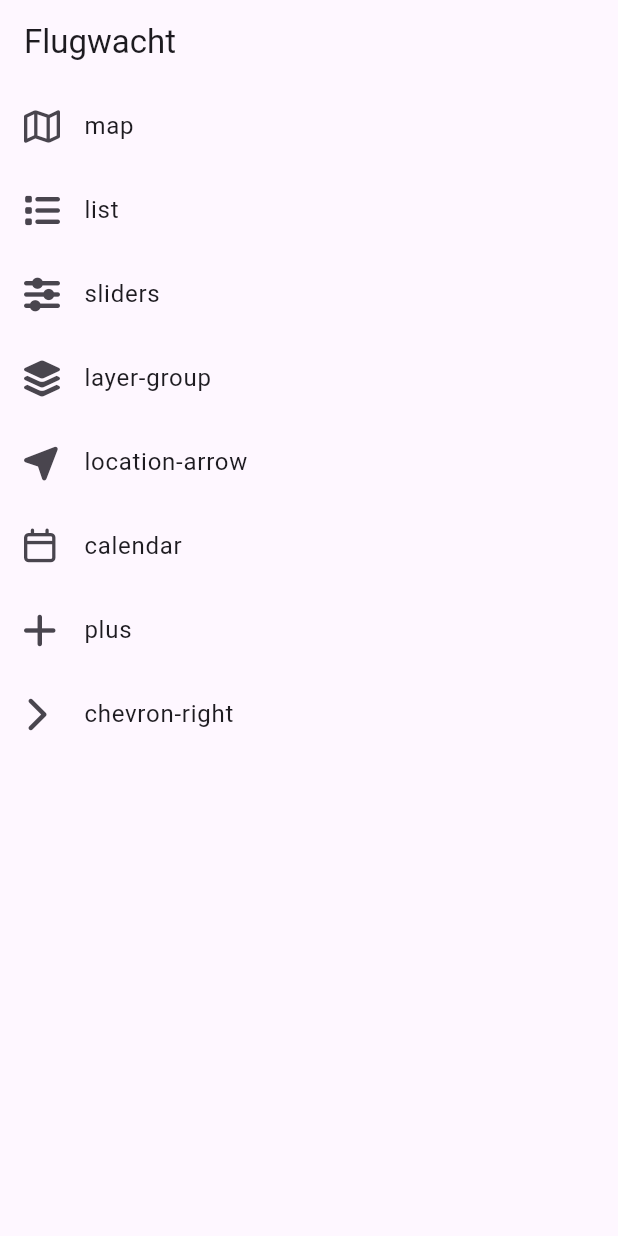
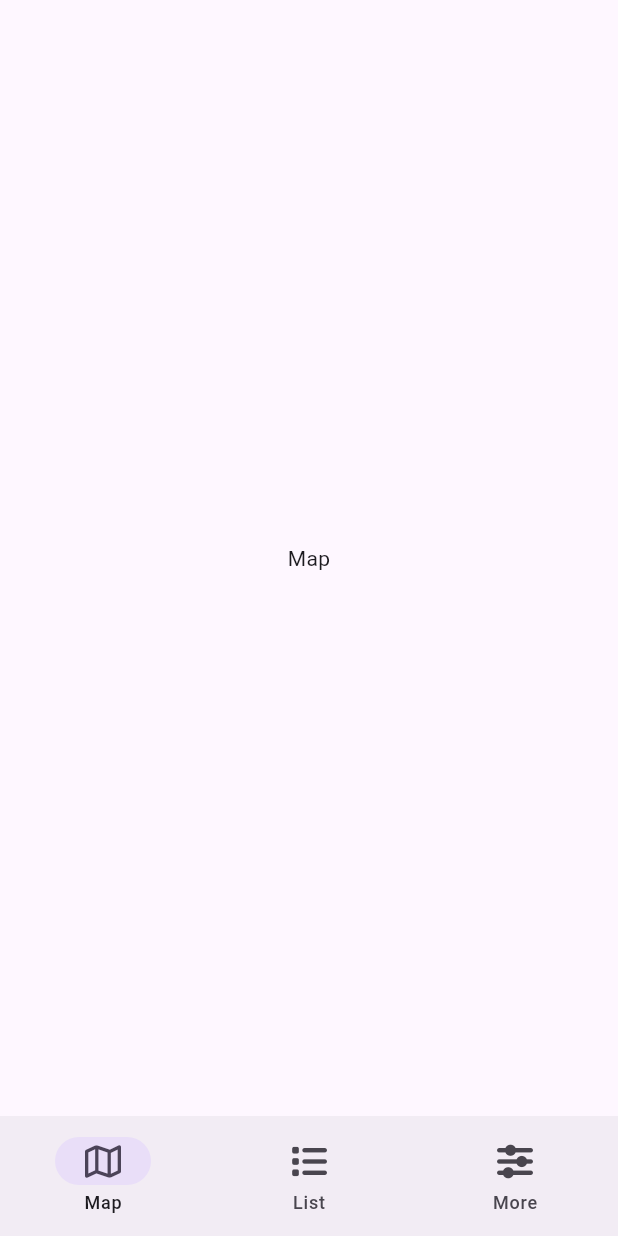
Before and after one commit to BoundfoxStudios/flugwacht, a Flutter app: the screen it shows after launch, on a phone screen of 412 x 824 dp. Run offline on Flutter 3.47's test engine with Material 3 defaults, Android fonts, the phone set to English and light mode, and no system bars; our stand-ins replace font_awesome_flutter, go_router.

Commit message:
feat: add go_router scaffold with tab shell and placeholder screens
Closes #3

```diff
--- a/app/lib/main.dart
+++ b/app/lib/main.dart
@@ -1,45 +1,21 @@
 import 'package:flutter/material.dart';
-import 'package:font_awesome_flutter/font_awesome_flutter.dart';
+import 'package:go_router/go_router.dart';
 
-import 'app_icons.dart';
+import 'ui/app_router.dart';
 
 void main() {
-  runApp(const FlugwachtApp());
+  runApp(FlugwachtApp(router: createAppRouter()));
 }
 
 class FlugwachtApp extends StatelessWidget {
-  const FlugwachtApp({super.key});
+  const FlugwachtApp({required this.router, super.key});
+
+  final GoRouter router;
 
   @override
-  Widget build(BuildContext context) => MaterialApp(
+  Widget build(BuildContext context) => MaterialApp.router(
     title: 'Flugwacht',
     theme: ThemeData(colorScheme: .fromSeed(seedColor: Colors.deepPurple)),
-    home: const IconGalleryPage(),
+    routerConfig: router,
   );
 }
-
-class IconGalleryPage extends StatelessWidget {
-  const IconGalleryPage({super.key});
-
-  static const Map<String, FaIconData> _icons = {
-    'map': AppIcons.map,
-    'list': AppIcons.list,
-    'sliders': AppIcons.sliders,
-    'layer-group': AppIcons.layerGroup,
-    'location-arrow': AppIcons.locationArrow,
-    'calendar': AppIcons.calendar,
-    'plus': AppIcons.plus,
-    'chevron-right': AppIcons.chevronRight,
-  };
-
-  @override
-  Widget build(BuildContext context) => Scaffold(
-    appBar: AppBar(title: const Text('Flugwacht')),
-    body: ListView(
-      children: [
-        for (final entry in _icons.entries)
-          ListTile(leading: FaIcon(entry.value), title: Text(entry.key)),
-      ],
-    ),
-  );
-}
--- /dev/null
+++ b/app/lib/ui/app_shell.dart
@@ -0,0 +1,28 @@
+import 'package:flutter/material.dart';
+import 'package:font_awesome_flutter/font_awesome_flutter.dart';
+import 'package:go_router/go_router.dart';
+
+import '../app_icons.dart';
+
+class AppShell extends StatelessWidget {
+  const AppShell({required this.navigationShell, super.key});
+
+  final StatefulNavigationShell navigationShell;
+
+  @override
+  Widget build(BuildContext context) => Scaffold(
+    body: navigationShell,
+    bottomNavigationBar: NavigationBar(
+      selectedIndex: navigationShell.currentIndex,
+      onDestinationSelected: (index) => navigationShell.goBranch(
+        index,
+        initialLocation: index == navigationShell.currentIndex,
+      ),
+      destinations: const [
+        NavigationDestination(icon: FaIcon(AppIcons.map), label: 'Map'),
+        NavigationDestination(icon: FaIcon(AppIcons.list), label: 'List'),
+        NavigationDestination(icon: FaIcon(AppIcons.sliders), label: 'More'),
+      ],
+    ),
+  );
+}
--- /dev/null
+++ b/app/lib/ui/screens/map_screen.dart
@@ -0,0 +1,9 @@
+import 'package:flutter/material.dart';
+
+class MapScreen extends StatelessWidget {
+  const MapScreen({super.key});
+
+  @override
+  Widget build(BuildContext context) =>
+      const Scaffold(body: Center(child: Text('Map')));
+}
--- a/app/pubspec.yaml
+++ b/app/pubspec.yaml
@@ -43,6 +43,7 @@ dependencies:
   flutter_map: ^8.3.1
   http: ^1.6.0
   latlong2: ^0.10.1
+  go_router: ^17.5.0
 
 dev_dependencies:
   flutter_test:
```
Also changed, not shown: app/lib/ui/app_router.dart (added, +57 -0 lines), app/lib/ui/screens/list_screen.dart (added, +18 -0 lines), app/lib/ui/screens/more_screen.dart (added, +9 -0 lines), app/lib/ui/screens/new_flight_screen.dart (added, +11 -0 lines), app/pubspec.lock, 2 other files.
